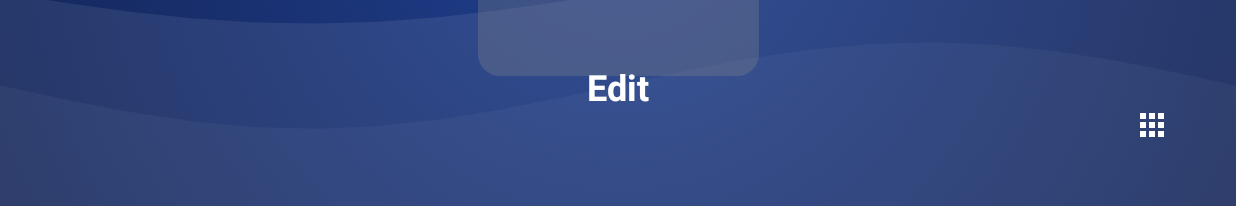
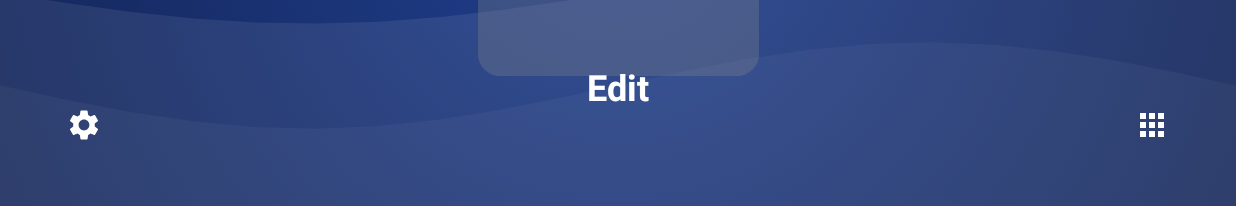
Before and after one commit to RetroBreeze/ribbon-launcher, an Android app built with Jetpack Compose: the screen it shows after launch (MainActivity), on a phone screen of 824 x 412 dp (held sideways). Shown: the part 409-615 px from the top of the screen. Run offline under Robolectric (Android 15) with nearby library versions, the phone set to English and light mode, and no system bars; pictures from the network do not load.

Commit message:
Add settings overlay and bottom bar

```diff
--- a/app/src/main/java/com/retrobreeze/ribbonlauncher/MainActivity.kt
+++ b/app/src/main/java/com/retrobreeze/ribbonlauncher/MainActivity.kt
@@ -30,6 +30,8 @@ import com.retrobreeze.ribbonlauncher.SettingsMenu
 import com.retrobreeze.ribbonlauncher.RibbonTitle
 import com.retrobreeze.ribbonlauncher.StatusTopBar
 import com.retrobreeze.ribbonlauncher.NavigationBottomBar
+import com.retrobreeze.ribbonlauncher.SettingsBottomBar
+import com.retrobreeze.ribbonlauncher.SettingsOverlay
 import com.retrobreeze.ribbonlauncher.EditAppsDialog
 import com.retrobreeze.ribbonlauncher.WallpaperThemeDialog
 import com.retrobreeze.ribbonlauncher.ResetConfirmationDialog
@@ -68,6 +70,7 @@ fun LauncherScreen(viewModel: LauncherViewModel = viewModel()) {
     val apps = viewModel.apps
     val context = LocalContext.current
     var showDrawer by remember { mutableStateOf(false) }
+    var showSettingsOverlay by remember { mutableStateOf(false) }
     var showEditDialog by remember { mutableStateOf(false) }
     var showWallpaperDialog by remember { mutableStateOf(false) }
     var showResetDialog by remember { mutableStateOf(false) }
@@ -114,6 +117,11 @@ fun LauncherScreen(viewModel: LauncherViewModel = viewModel()) {
                 apps = apps,
                 showDrawer = showDrawer,
                 onDismiss = { showDrawer = false },
+                modifier = Modifier.align(Alignment.Center)
+            )
+            SettingsOverlay(
+                show = showSettingsOverlay,
+                onDismiss = { showSettingsOverlay = false },
                 modifier = Modifier.align(Alignment.Center)
             )
             EditAppsDialog(
@@ -170,6 +178,12 @@ fun LauncherScreen(viewModel: LauncherViewModel = viewModel()) {
                 )
             }
             StatusTopBar(modifier = Modifier.align(Alignment.TopCenter))
+            SettingsBottomBar(
+                modifier = Modifier
+                    .align(Alignment.BottomStart)
+                    .padding(start = 24.dp, bottom = 24.dp),
+                onClick = { showSettingsOverlay = true }
+            )
             NavigationBottomBar(
                 modifier = Modifier
                     .align(Alignment.BottomEnd)
--- /dev/null
+++ b/app/src/main/java/com/retrobreeze/ribbonlauncher/SettingsBottomBar.kt
@@ -0,0 +1,49 @@
+package com.retrobreeze.ribbonlauncher
+
+import androidx.compose.foundation.gestures.detectTapGestures
+import androidx.compose.foundation.indication
+import androidx.compose.foundation.interaction.MutableInteractionSource
+import androidx.compose.foundation.layout.Box
+import androidx.compose.foundation.layout.size
+import androidx.compose.material.icons.Icons
+import androidx.compose.material.icons.filled.Settings
+import androidx.compose.material3.Icon
+import androidx.compose.material3.ripple
+import androidx.compose.runtime.Composable
+import androidx.compose.runtime.remember
+import androidx.compose.ui.Alignment
+import androidx.compose.ui.Modifier
+import androidx.compose.ui.input.pointer.pointerInput
+import androidx.compose.ui.tooling.preview.Preview
+import androidx.compose.ui.unit.dp
+
+@Composable
+fun SettingsBottomBar(
+    modifier: Modifier = Modifier,
+    onClick: () -> Unit = {}
+) {
+    val interactionSource = remember { MutableInteractionSource() }
+    Box(
+        modifier = modifier
+            .size(64.dp)
+            .indication(interactionSource, ripple())
+            .pointerInput(onClick) {
+                detectTapGestures(onPress = {
+                    onClick()
+                    awaitRelease()
+                })
+            },
+        contentAlignment = Alignment.Center
+    ) {
+        Icon(
+            imageVector = Icons.Default.Settings,
+            contentDescription = "Settings"
+        )
+    }
+}
+
+@Preview
+@Composable
+fun SettingsBottomBarPreview() {
+    SettingsBottomBar()
+}
```
Also changed, not shown: app/src/main/java/com/retrobreeze/ribbonlauncher/SettingsOverlay.kt (added, +65 -0 lines).
